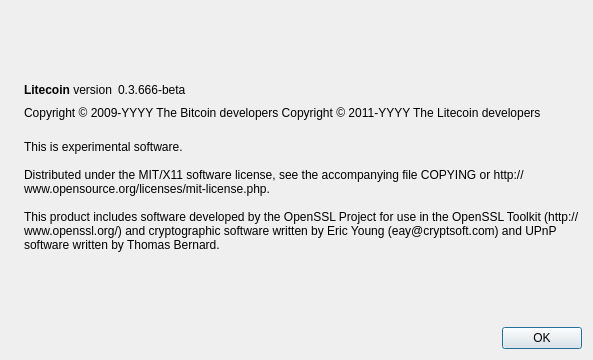
This is src/qt/forms/aboutdialog.ui in quatloo/quatloo as Qt 5 draws it before an edit. The edited form follows.
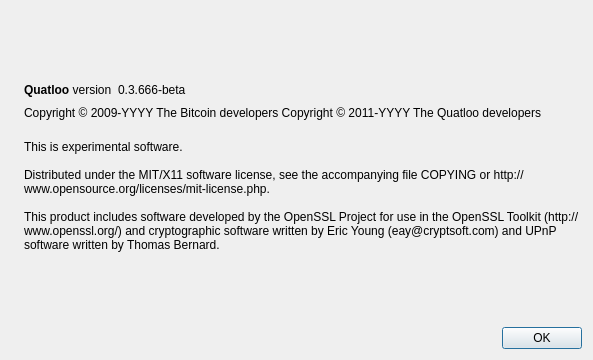
This is the edited form. Icons and pictures are not drawn.

What changed in the file:
```diff
--- a/src/qt/forms/aboutdialog.ui
+++ b/src/qt/forms/aboutdialog.ui
@@ -50,7 +50,7 @@
           <cursorShape>IBeamCursor</cursorShape>
          </property>
          <property name="text">
-          <string>&lt;b&gt;Litecoin&lt;/b&gt; version</string>
+          <string>&lt;b&gt;Quatloo&lt;/b&gt; version</string>
          </property>
          <property name="textInteractionFlags">
           <set>Qt::LinksAccessibleByMouse|Qt::TextSelectableByKeyboard|Qt::TextSelectableByMouse</set>
@@ -92,7 +92,7 @@
        </property>
        <property name="text">
         <string notr="true">Copyright &amp;copy; 2009-YYYY The Bitcoin developers
-Copyright &amp;copy; 2011-YYYY The Litecoin developers</string>
+Copyright &amp;copy; 2011-YYYY The Quatloo developers</string>
        </property>
        <property name="textFormat">
         <enum>Qt::RichText</enum>
```
Left out of the diff: 2 changed lines with no effect on the pictures.
